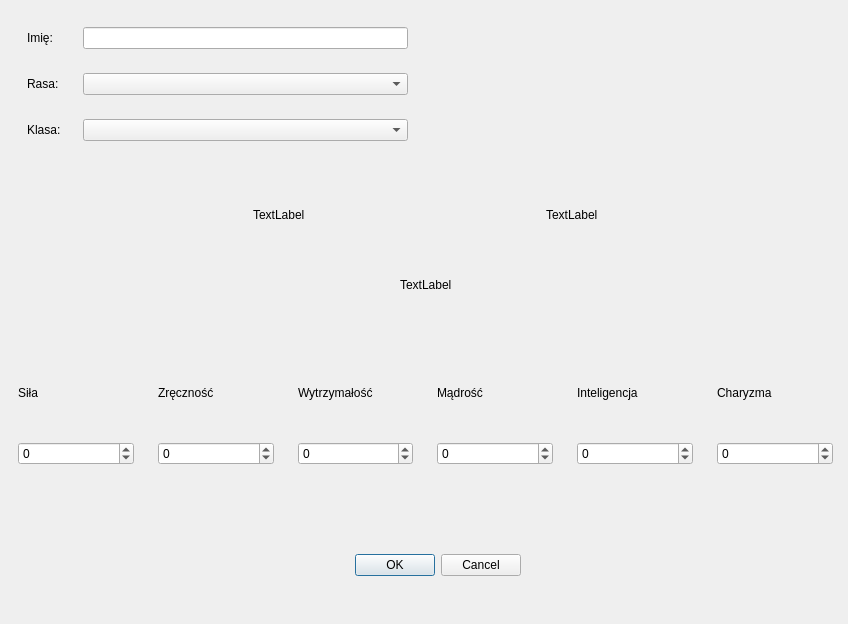
First picture: the form in addcharacterdialog.ui, repository Kenzocenzo/project_rpg, before the edit.
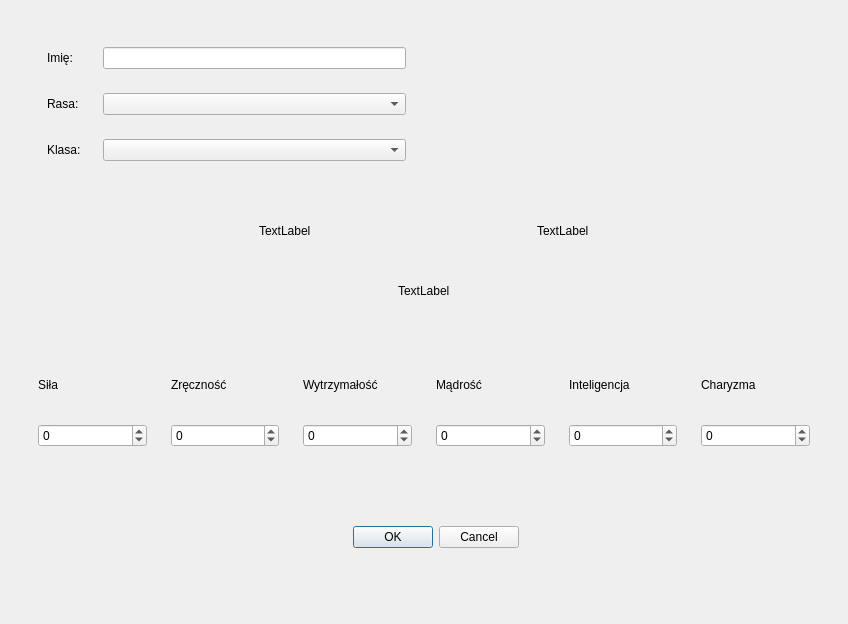
Second picture: the form after the edit.

```diff
--- a/addcharacterdialog.ui
+++ b/addcharacterdialog.ui
@@ -13,15 +13,9 @@
   <property name="windowTitle">
    <string>Dialog</string>
   </property>
+  <layout class="QVBoxLayout" name="verticalLayout_10">
+   <item>
   <widget class="QWidget" name="widget_17" native="true">
-   <property name="geometry">
-    <rect>
-     <x>0</x>
-     <y>0</y>
-     <width>851</width>
-     <height>641</height>
-    </rect>
-   </property>
    <layout class="QVBoxLayout" name="verticalLayout_9">
     <item>
      <widget class="QWidget" name="widget_15" native="true">
@@ -46,7 +40,14 @@
               </widget>
              </item>
              <item>
-              <widget class="QLineEdit" name="nameEdit"/>
+                <widget class="QLineEdit" name="nameEdit">
+                 <property name="minimumSize">
+                  <size>
+                   <width>200</width>
+                   <height>0</height>
+                  </size>
+                 </property>
+                </widget>
              </item>
             </layout>
            </widget>
@@ -74,7 +75,14 @@
               </widget>
              </item>
              <item>
-              <widget class="QComboBox" name="raceBox"/>
+                <widget class="QComboBox" name="raceBox">
+                 <property name="minimumSize">
+                  <size>
+                   <width>200</width>
+                   <height>0</height>
+                  </size>
+                 </property>
+                </widget>
              </item>
             </layout>
            </widget>
@@ -102,7 +110,14 @@
               </widget>
              </item>
              <item>
-              <widget class="QComboBox" name="classBox"/>
+                <widget class="QComboBox" name="classBox">
+                 <property name="minimumSize">
+                  <size>
+                   <width>200</width>
+                   <height>0</height>
+                  </size>
+                 </property>
+                </widget>
              </item>
             </layout>
            </widget>
@@ -117,7 +132,7 @@
          </property>
          <property name="sizeHint" stdset="0">
           <size>
-           <width>397</width>
+             <width>384</width>
            <height>20</height>
           </size>
          </property>
@@ -387,7 +402,7 @@
          </property>
          <property name="sizeHint" stdset="0">
           <size>
-           <width>299</width>
+             <width>286</width>
            <height>20</height>
           </size>
          </property>
@@ -419,7 +434,7 @@
          </property>
          <property name="sizeHint" stdset="0">
           <size>
-           <width>298</width>
+             <width>286</width>
            <height>20</height>
           </size>
          </property>
@@ -430,6 +445,8 @@
     </item>
    </layout>
   </widget>
+   </item>
+  </layout>
  </widget>
  <resources/>
  <connections>
```
Lines whose indentation alone changed are shown as unchanged.
